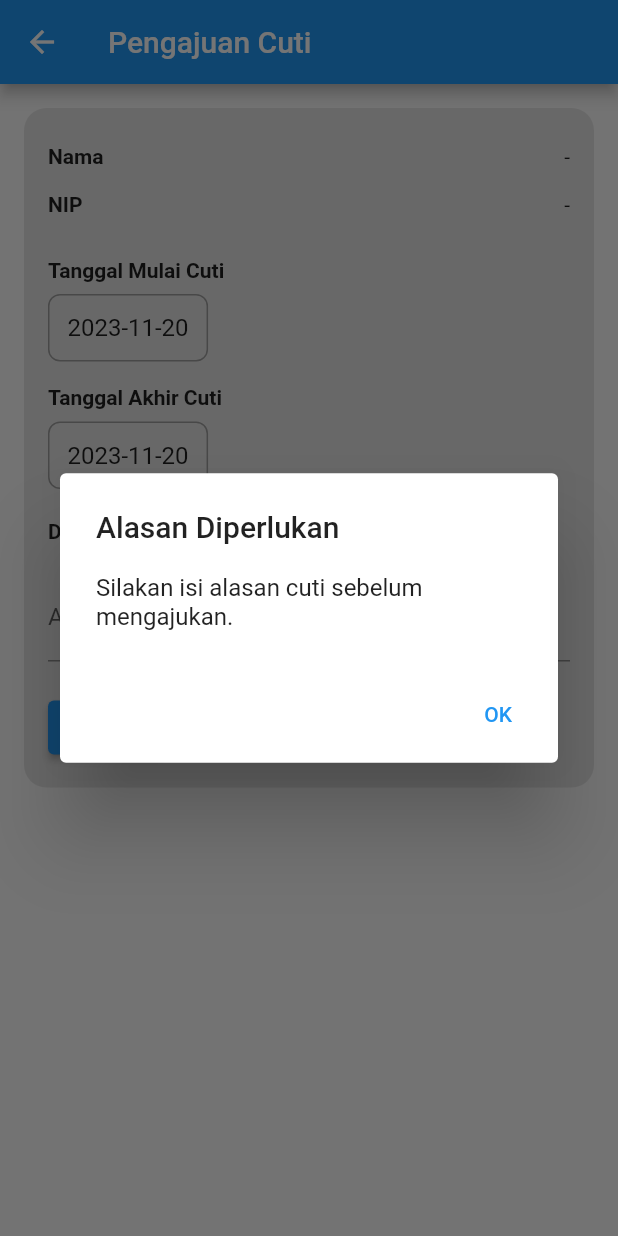
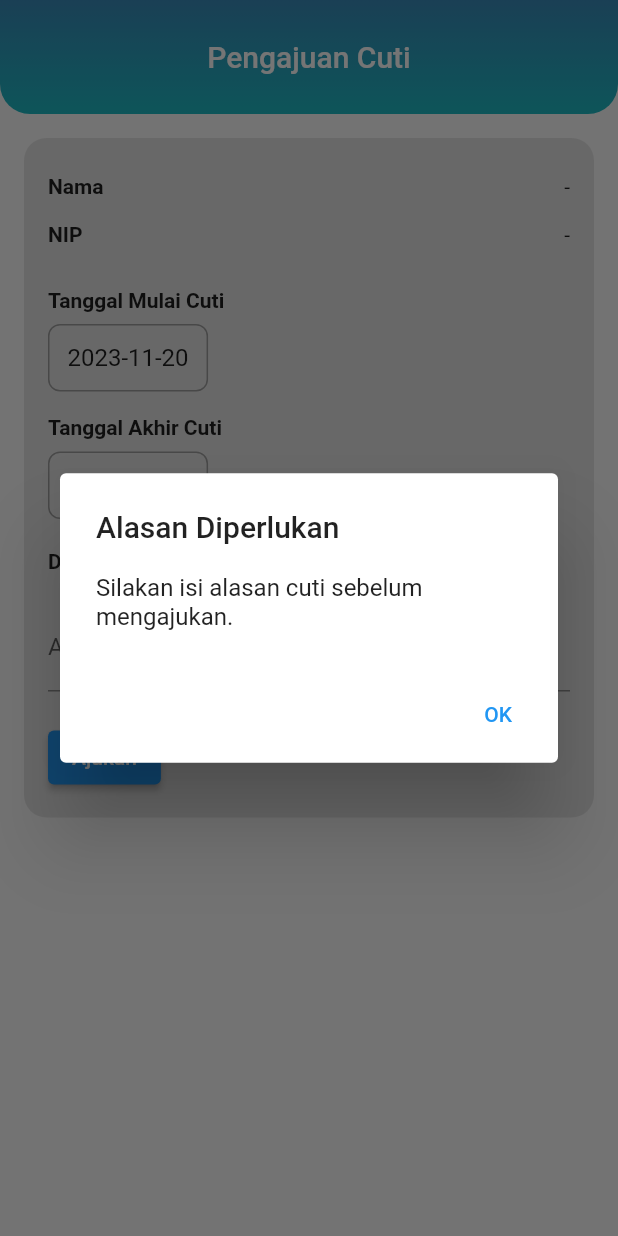
Before and after one commit to alvinyudha/flutter-project, a Flutter app: the PengajuanCutiPage screen opened directly, after a tap on "Ajukan", on a phone screen of 412 x 824 dp. Run offline on Flutter 3.47's test engine with Material 2 defaults, Android fonts, the phone set to English and light mode, and no system bars; our stand-ins replace flutter_svg, form_field_validator, get, google_fonts, iconsax, simple_shadow.

Commit message:
update ui

```diff
--- a/flutter_app/lib/components/PengajuanCuti/PengajuanCuti.dart
+++ b/flutter_app/lib/components/PengajuanCuti/PengajuanCuti.dart
@@ -1,4 +1,5 @@
 import 'package:flutter/material.dart';
+import 'package:login_project/utilities/constant.dart';
 
 class PengajuanCutiPage extends StatefulWidget {
   final Map<String, String> karyawanData;
@@ -21,14 +22,29 @@ class _PengajuanCutiPageState extends State<PengajuanCutiPage> {
   Widget build(BuildContext context) {
     return Scaffold(
       appBar: AppBar(
-        title: Text('Pengajuan Cuti'),
+        title: const Text('Pengajuan Cuti'),
+        backgroundColor: Colors.transparent,
+        toolbarHeight: 76,
+        elevation: 0.0,
+        automaticallyImplyLeading: false,
+        centerTitle: true,
+        flexibleSpace: Container(
+          decoration: const BoxDecoration(
+              borderRadius: BorderRadius.only(
+                  bottomLeft: Radius.circular(20),
+                  bottomRight: Radius.circular(20)),
+              gradient: LinearGradient(
+                  colors: [kPrimaryColor, kSecondaryColor],
+                  begin: Alignment.bottomCenter,
+                  end: Alignment.topCenter)),
+        ),
       ),
       body: Padding(
         padding: const EdgeInsets.all(16.0),
         child: Container(
           padding: const EdgeInsets.all(16.0),
           decoration: BoxDecoration(
-            color: Color.fromARGB(255, 227, 227, 227),
+            color: const Color.fromARGB(255, 227, 227, 227),
             borderRadius: BorderRadius.circular(15.0),
           ),
           child: SingleChildScrollView(
@@ -37,13 +53,13 @@ class _PengajuanCutiPageState extends State<PengajuanCutiPage> {
               children: [
                 buildDataField('Nama', widget.karyawanData['Nama']),
                 buildDataField('NIP', widget.karyawanData['NIP']),
-                SizedBox(height: 20),
+                const SizedBox(height: 20),
                 buildDateRangePicker(),
-                SizedBox(height: 20),
+                const SizedBox(height: 20),
                 buildDurasiCuti(),
-                SizedBox(height: 20),
+                const SizedBox(height: 20),
                 buildAlasanInput(),
-                SizedBox(height: 20),
+                const SizedBox(height: 20),
                 ElevatedButton(
                   onPressed: () {
                     // Proses pengajuan cuti
@@ -60,7 +76,7 @@ class _PengajuanCutiPageState extends State<PengajuanCutiPage> {
                       }
                     }
                   },
-                  child: Text('Ajukan'),
+                  child: const Text('Ajukan'),
                 ),
               ],
             ),
@@ -78,7 +94,7 @@ class _PengajuanCutiPageState extends State<PengajuanCutiPage> {
         children: [
           Text(
             label,
-            style: TextStyle(
+            style: const TextStyle(
               fontWeight: FontWeight.bold,
             ),
           ),
@@ -92,13 +108,13 @@ class _PengajuanCutiPageState extends State<PengajuanCutiPage> {
     return Column(
       crossAxisAlignment: CrossAxisAlignment.start,
       children: [
-        Text(
+        const Text(
           'Tanggal Mulai Cuti',
           style: TextStyle(
             fontWeight: FontWeight.bold,
           ),
         ),
-        SizedBox(height: 8),
+        const SizedBox(height: 8),
         InkWell(
           onTap: () {
             // Tampilkan date picker saat tanggal mulai cuti di-tap
@@ -106,7 +122,7 @@ class _PengajuanCutiPageState extends State<PengajuanCutiPage> {
               context: context,
               initialDate: DateTime.now(),
               firstDate: DateTime.now(),
-              lastDate: DateTime.now().add(Duration(days: 365)),
+              lastDate: DateTime.now().add(const Duration(days: 365)),
             ).then((selectedDate) {
               if (selectedDate != null) {
                 setState(() {
@@ -120,25 +136,25 @@ class _PengajuanCutiPageState extends State<PengajuanCutiPage> {
             });
           },
           child: Container(
-            padding: EdgeInsets.all(12),
+            padding: const EdgeInsets.all(12),
             decoration: BoxDecoration(
               border: Border.all(color: Colors.grey),
               borderRadius: BorderRadius.circular(8),
             ),
             child: Text(
               '${_selectedStartDate.toLocal()}'.split(' ')[0],
-              style: TextStyle(fontSize: 16),
+              style: const TextStyle(fontSize: 16),
             ),
           ),
         ),
-        SizedBox(height: 16),
-        Text(
+        const SizedBox(height: 16),
+        const Text(
           'Tanggal Akhir Cuti',
           style: TextStyle(
             fontWeight: FontWeight.bold,
           ),
         ),
-        SizedBox(height: 8),
+        const SizedBox(height: 8),
         InkWell(
           onTap: () {
             // Tampilkan date picker saat tanggal akhir cuti di-tap
@@ -146,7 +162,7 @@ class _PengajuanCutiPageState extends State<PengajuanCutiPage> {
               context: context,
               initialDate: _selectedStartDate,
               firstDate: _selectedStartDate,
-              lastDate: _selectedStartDate.add(Duration(days: 2)),
+              lastDate: _selectedStartDate.add(const Duration(days: 2)),
             ).then((selectedDate) {
               if (selectedDate != null) {
                 setState(() {
@@ -156,14 +172,14 @@ class _PengajuanCutiPageState extends State<PengajuanCutiPage> {
             });
           },
           child: Container(
-            padding: EdgeInsets.all(12),
+            padding: const EdgeInsets.all(12),
             decoration: BoxDecoration(
               border: Border.all(color: Colors.grey),
               borderRadius: BorderRadius.circular(8),
             ),
             child: Text(
               '${_selectedEndDate.toLocal()}'.split(' ')[0],
-              style: TextStyle(fontSize: 16),
+              style: const TextStyle(fontSize: 16),
             ),
           ),
         ),
@@ -176,7 +192,7 @@ class _PengajuanCutiPageState extends State<PengajuanCutiPage> {
 
     return Text(
       'Durasi Cuti: $durasiCuti Hari',
-      style: TextStyle(
+      style: const TextStyle(
         fontWeight: FontWeight.bold,
       ),
     );
@@ -185,7 +201,7 @@ class _PengajuanCutiPageState extends State<PengajuanCutiPage> {
   Widget buildAlasanInput() {
     return TextFormField(
       controller: _alasanController,
-      decoration: InputDecoration(
+      decoration: const InputDecoration(
         hintText: 'Alasan Cuti',
         labelText: 'Alasan Cuti',
       ),
@@ -219,14 +235,14 @@ class _PengajuanCutiPageState extends State<PengajuanCutiPage> {
       context: context,
       builder: (BuildContext context) {
         return AlertDialog(
-          title: Text('Pengajuan Berhasil'),
-          content: Text('Pengajuan cuti Anda telah berhasil diajukan.'),
+          title: const Text('Pengajuan Berhasil'),
+          content: const Text('Pengajuan cuti Anda telah berhasil diajukan.'),
           actions: [
             TextButton(
               onPressed: () {
                 Navigator.of(context).pop();
               },
-              child: Text('OK'),
+              child: const Text('OK'),
             ),
           ],
         );
@@ -239,14 +255,14 @@ class _PengajuanCutiPageState extends State<PengajuanCutiPage> {
       context: context,
       builder: (BuildContext context) {
         return AlertDialog(
-          title: Text('Batas Cuti Tahunan Tercapai'),
-          content: Text('Maaf, Anda telah mencapai batas cuti tahunan.'),
+          title: const Text('Batas Cuti Tahunan Tercapai'),
+          content: const Text('Maaf, Anda telah mencapai batas cuti tahunan.'),
           actions: [
             TextButton(
               onPressed: () {
                 Navigator.of(context).pop();
               },
-              child: Text('OK'),
+              child: const Text('OK'),
             ),
           ],
         );
@@ -259,14 +275,14 @@ class _PengajuanCutiPageState extends State<PengajuanCutiPage> {
       context: context,
       builder: (BuildContext context) {
         return AlertDialog(
-          title: Text('Alasan Diperlukan'),
-          content: Text('Silakan isi alasan cuti sebelum mengajukan.'),
+          title: const Text('Alasan Diperlukan'),
+          content: const Text('Silakan isi alasan cuti sebelum mengajukan.'),
           actions: [
             TextButton(
               onPressed: () {
                 Navigator.of(context).pop();
               },
-              child: Text('OK'),
+              child: const Text('OK'),
             ),
           ],
         );
--- a/flutter_app/lib/components/Personalization/profile.dart
+++ b/flutter_app/lib/components/Personalization/profile.dart
@@ -26,7 +26,9 @@ class Profile extends StatelessWidget {
                   end: Alignment.topCenter)),
         ),
       ),
-      body: const SingleChildScrollView(),
+      body: const SingleChildScrollView(
+        child: Padding(padding: EdgeInsets.all(15)),
+      ),
     );
   }
 }
```
